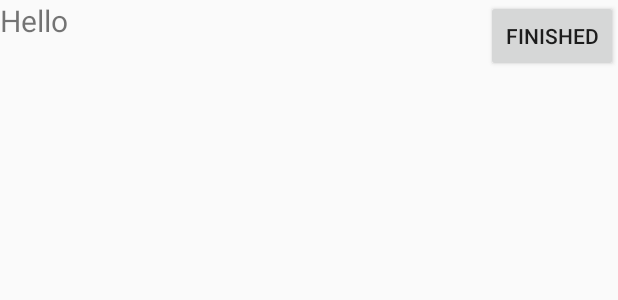
After one commit to achintya2000/ToDoList, an Android app: the layout item_todo.xml on its own in the app's theme, with its tools: preview values and no code run, on a phone screen of 412 x 824 dp. The commit adds this screen. Shown: the top 300 px of the screen. Run offline under Robolectric (Android 15) with nearby library versions, the phone set to English and light mode, and no system bars.

Commit message:
commit 1

```diff
--- /dev/null
+++ b/app/src/main/res/layout/item_todo.xml
@@ -0,0 +1,24 @@
+<?xml version="1.0" encoding="utf-8"?>
+<RelativeLayout xmlns:android="http://schemas.android.com/apk/res/android"
+    android:layout_width="match_parent"
+    android:layout_height="match_parent"
+    android:layout_gravity="center_vertical">
+
+    <TextView
+        android:id="@+id/task_title"
+        android:layout_width="wrap_content"
+        android:layout_height="wrap_content"
+        android:layout_alignParentLeft="true"
+        android:layout_alignParentStart="true"
+        android:text="Hello"
+        android:textSize="20sp" />
+
+    <Button
+        android:id="@+id/task_delete"
+        android:layout_width="wrap_content"
+        android:layout_height="wrap_content"
+        android:layout_alignParentEnd="true"
+        android:layout_alignParentRight="true"
+        android:text="Finished" />
+
+</RelativeLayout>
--- /dev/null
+++ b/app/src/main/res/menu/main_menu.xml
@@ -0,0 +1,4 @@
+<?xml version="1.0" encoding="utf-8"?>
+<menu xmlns:android="http://schemas.android.com/apk/res/android">
+
+</menu>
```
Also changed, not shown: app/src/main/res/layout/activity_main.xml (+4 -7 lines).
